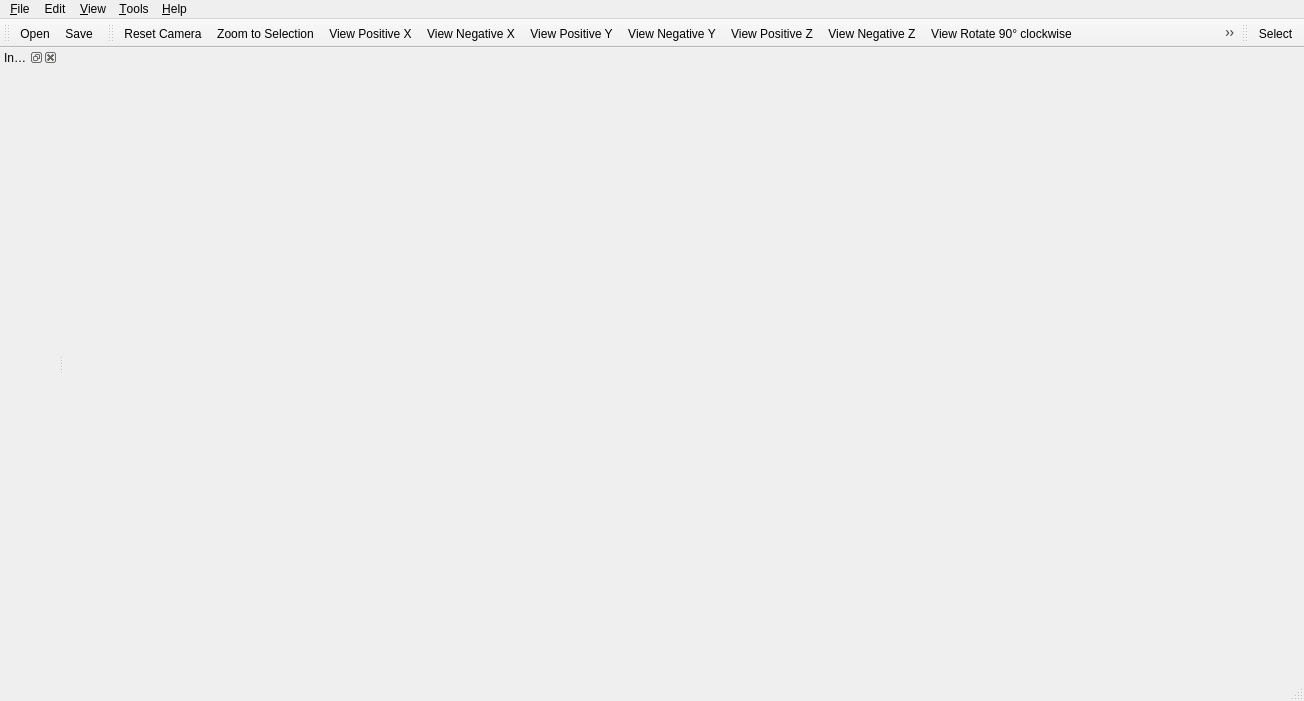
The window that Source/Applications/AppCommon/UI/qtCMBMainWindow.ui (cnsuhao/cmb) describes before a commit, drawn with Qt 5.
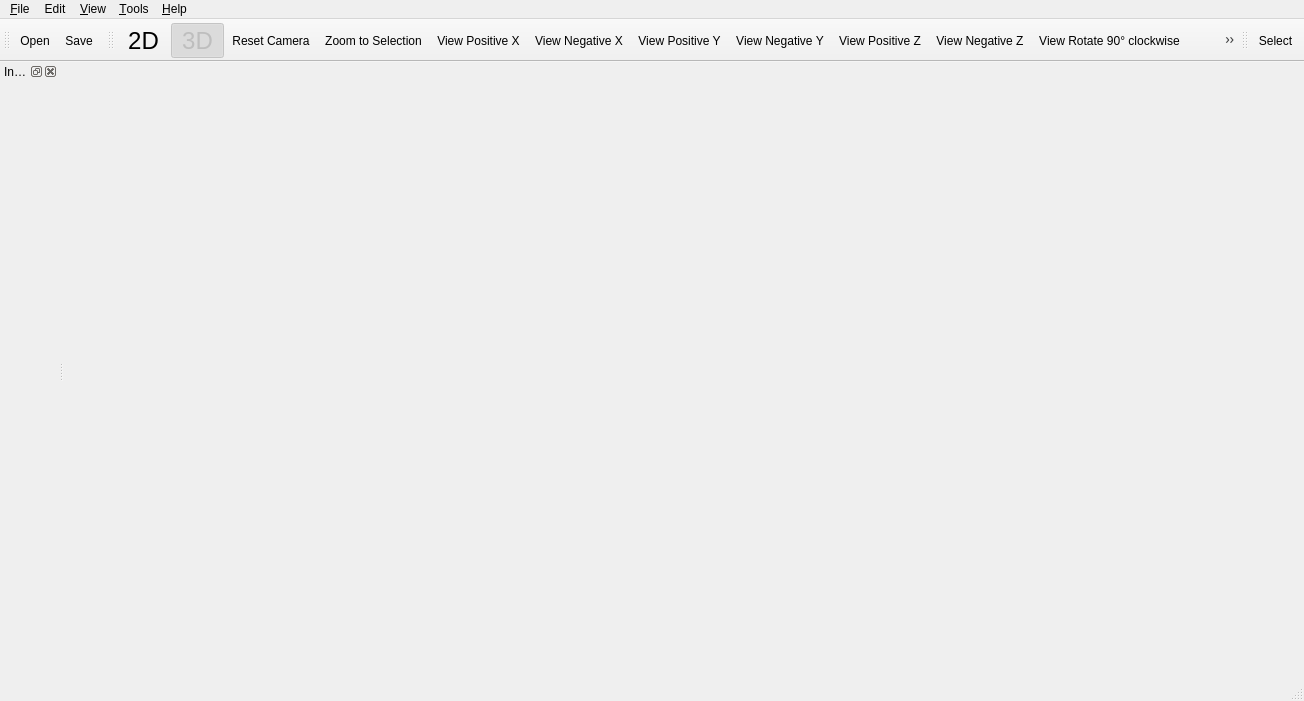
The same window after the commit. Icons and pictures are not drawn.

Commit message: ENH: Changed Camera Interaction Mechanism

The edit to the form file:
```diff
--- a/Source/Applications/AppCommon/UI/qtCMBMainWindow.ui
+++ b/Source/Applications/AppCommon/UI/qtCMBMainWindow.ui
@@ -39,6 +39,9 @@
    <addaction name="action_Save_Data"/>
   </widget>
   <widget class="QToolBar" name="toolBar_View">
+   <property name="enabled">
+    <bool>true</bool>
+   </property>
    <property name="windowTitle">
     <string>Camera Controls</string>
    </property>
@@ -51,6 +54,8 @@
    <attribute name="toolBarBreak">
     <bool>false</bool>
    </attribute>
+   <addaction name="action2D_camera"/>
+   <addaction name="action3D_camera"/>
    <addaction name="actionReset_Camera"/>
    <addaction name="actionZoomToSelection"/>
    <addaction name="actionView_Positive_X"/>
@@ -1476,6 +1481,50 @@
     <string>Select by AuxGeoms</string>
    </property>
   </action>
+  <action name="action2D_camera">
+   <property name="checkable">
+    <bool>true</bool>
+   </property>
+   <property name="checked">
+    <bool>false</bool>
+   </property>
+   <property name="enabled">
+    <bool>true</bool>
+   </property>
+   <property name="text">
+    <string>2D</string>
+   </property>
+   <property name="toolTip">
+    <string>Constrain Camera to 2D Interaction</string>
+   </property>
+   <property name="font">
+    <font>
+     <pointsize>18</pointsize>
+    </font>
+   </property>
+  </action>
+  <action name="action3D_camera">
+   <property name="checkable">
+    <bool>true</bool>
+   </property>
+   <property name="checked">
+    <bool>true</bool>
+   </property>
+   <property name="enabled">
+    <bool>false</bool>
+   </property>
+   <property name="text">
+    <string>3D</string>
+   </property>
+   <property name="toolTip">
+    <string>Constrain Camera to 3D Interaction</string>
+   </property>
+   <property name="font">
+    <font>
+     <pointsize>18</pointsize>
+    </font>
+   </property>
+  </action>
  </widget>
  <resources>
   <include location="../../Resources/Resources.qrc"/>
```
The commit also changes 19 other files.
